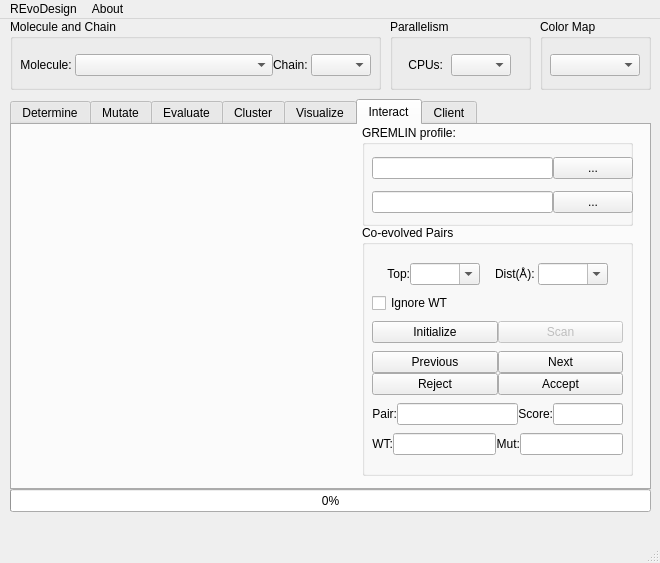
This is REvoDesign/UI/REvoDesign-PyMOL.ui in YaoYinYing/REvoDesign as Qt 5 draws it before an edit. The edited form follows.
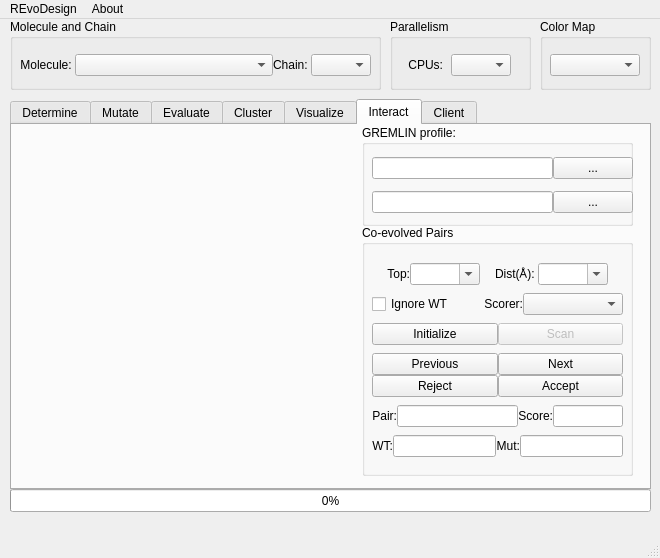
This is the edited form. The open tabs and pages were chosen to show the change.

The edit to the form file:
```diff
--- a/REvoDesign/UI/REvoDesign-PyMOL.ui
+++ b/REvoDesign/UI/REvoDesign-PyMOL.ui
@@ -10,7 +10,7 @@
     <x>0</x>
     <y>0</y>
     <width>660</width>
-    <height>563</height>
+    <height>558</height>
    </rect>
   </property>
   <property name="sizePolicy">
@@ -2944,7 +2944,7 @@
          <x>10</x>
          <y>30</y>
          <width>251</width>
-         <height>211</height>
+         <height>213</height>
         </rect>
        </property>
        <layout class="QVBoxLayout" name="verticalLayout_18">
@@ -3081,6 +3081,53 @@
             </property>
            </widget>
           </item>
+          <item>
+           <widget class="QLabel" name="label_chainid_13">
+            <property name="sizePolicy">
+             <sizepolicy hsizetype="Maximum" vsizetype="Fixed">
+              <horstretch>1</horstretch>
+              <verstretch>0</verstretch>
+             </sizepolicy>
+            </property>
+            <property name="maximumSize">
+             <size>
+              <width>16777215</width>
+              <height>16777215</height>
+             </size>
+            </property>
+            <property name="text">
+             <string>Scorer:</string>
+            </property>
+            <property name="alignment">
+             <set>Qt::AlignRight|Qt::AlignTrailing|Qt::AlignVCenter</set>
+            </property>
+           </widget>
+          </item>
+          <item>
+           <widget class="QComboBox" name="comboBox_external_scorer">
+            <property name="sizePolicy">
+             <sizepolicy hsizetype="Fixed" vsizetype="Fixed">
+              <horstretch>0</horstretch>
+              <verstretch>0</verstretch>
+             </sizepolicy>
+            </property>
+            <property name="minimumSize">
+             <size>
+              <width>0</width>
+              <height>0</height>
+             </size>
+            </property>
+            <property name="maximumSize">
+             <size>
+              <width>100</width>
+              <height>16777215</height>
+             </size>
+            </property>
+            <property name="statusTip">
+             <string>Format of profile, automatically determined. Profile will be ignored if choosing external designer.</string>
+            </property>
+           </widget>
+          </item>
          </layout>
         </item>
         <item>
```
Left out of the diff: 18 changed lines with no effect on the pictures.
